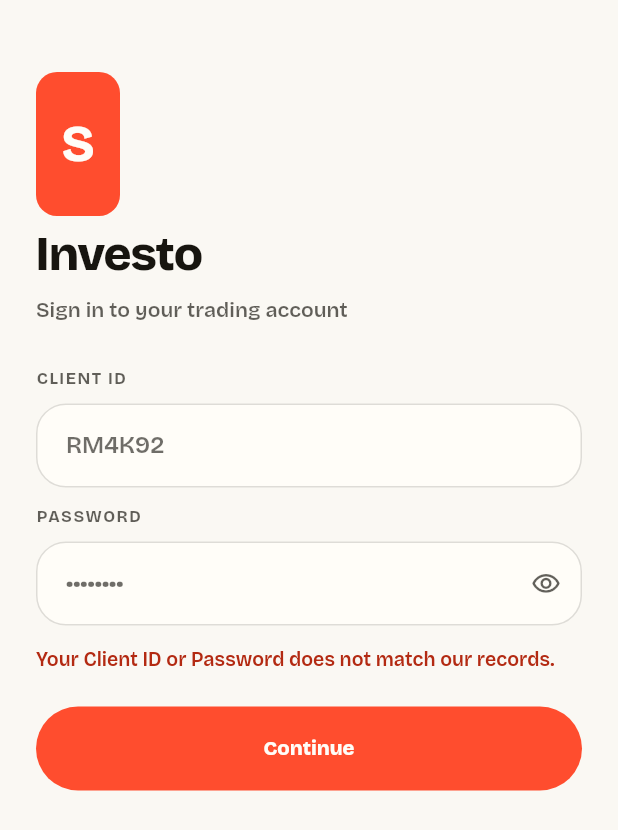
After one commit to Anku18/roarathon_4.0, a Flutter app: the screen it shows after launch, after a tap on "Continue", on a phone screen of 412 x 824 dp. The commit adds this screen. Shown: the top 830 px of the screen. Run offline on Flutter 3.47's test engine with Material 3 defaults, Android fonts, the phone set to English and light mode, and no system bars; our stand-ins replace firebase_core, firebase_messaging, flutter_local_notifications, google_fonts, shared_preferences; accounts and stored records are empty.

Commit message:
chore : add safearea

```diff
--- a/lib/main.dart
+++ b/lib/main.dart
@@ -1,6 +1,7 @@
 import 'package:firebase_core/firebase_core.dart';
 import 'package:firebase_messaging/firebase_messaging.dart';
 import 'package:flutter/material.dart';
+import 'package:flutter/services.dart';
 import 'package:google_fonts/google_fonts.dart';
 import 'package:shared_preferences/shared_preferences.dart';
 
@@ -15,6 +16,15 @@ import 'widgets/phone_shell.dart';
 
 Future<void> main() async {
   WidgetsFlutterBinding.ensureInitialized();
+
+  await SystemChrome.setEnabledSystemUIMode(SystemUiMode.edgeToEdge);
+  SystemChrome.setSystemUIOverlayStyle(const SystemUiOverlayStyle(
+    statusBarColor: Colors.transparent,
+    statusBarIconBrightness: Brightness.dark,
+    systemNavigationBarColor: Colors.transparent,
+    systemNavigationBarIconBrightness: Brightness.dark,
+    systemNavigationBarDividerColor: Colors.transparent,
+  ));
 
   // Initialise Firebase
   await Firebase.initializeApp();
@@ -45,7 +55,19 @@ class SharekhanApp extends StatelessWidget {
         title: 'Sharekhan Rewards',
         debugShowCheckedModeBanner: false,
         theme: AppTheme.light(),
-        builder: (context, child) => PhoneShell(child: child ?? const SizedBox.shrink()),
+        builder: (context, child) {
+          final mq = MediaQuery.of(context);
+          final padding = EdgeInsets.only(
+            top: mq.padding.top > 0 ? mq.padding.top : mq.viewPadding.top,
+            bottom: mq.padding.bottom > 0 ? mq.padding.bottom : mq.viewPadding.bottom,
+            left: mq.padding.left > 0 ? mq.padding.left : mq.viewPadding.left,
+            right: mq.padding.right > 0 ? mq.padding.right : mq.viewPadding.right,
+          );
+          return MediaQuery(
+            data: mq.copyWith(padding: padding),
+            child: PhoneShell(child: child ?? const SizedBox.shrink()),
+          );
+        },
         home: const _AuthGate(),
       ),
     );
--- a/lib/screens/login_screen.dart
+++ b/lib/screens/login_screen.dart
@@ -1,10 +1,10 @@
 import 'package:flutter/material.dart';
 
-import '../data/dummy/dummy.dart';
 import '../state/app_scope.dart';
 import '../theme/app_colors.dart';
 import '../theme/app_radii.dart';
 import '../theme/app_theme.dart';
+import '../widgets/app_safe_area.dart';
 import '../widgets/paper.dart';
 
 class LoginScreen extends StatefulWidget {
@@ -45,10 +45,10 @@ class _LoginScreenState extends State<LoginScreen> {
 
   @override
   Widget build(BuildContext context) {
-    final top = MediaQuery.paddingOf(context).top;
     return Scaffold(
-      body: SingleChildScrollView(
-        padding: EdgeInsets.fromLTRB(24, top + 48, 24, 40),
+      body: AppSafeArea(
+        child: SingleChildScrollView(
+          padding: const EdgeInsets.fromLTRB(24, 48, 24, 40),
         child: Column(
           crossAxisAlignment: CrossAxisAlignment.start,
           children: [
@@ -147,6 +147,7 @@ class _LoginScreenState extends State<LoginScreen> {
             // ),
           ],
         ),
+        ),
       ),
     );
   }
--- a/lib/screens/notifications_screen.dart
+++ b/lib/screens/notifications_screen.dart
@@ -5,6 +5,7 @@ import '../services/notification_service.dart';
 import '../state/app_scope.dart';
 import '../theme/app_colors.dart';
 import '../theme/app_theme.dart';
+import '../widgets/app_safe_area.dart';
 
 /// Opens as a modal bottom sheet.
 void showNotificationsSheet(BuildContext context) {
@@ -36,7 +37,9 @@ class _NotificationsSheet extends StatelessWidget {
       snap: true,
       snapSizes: const [0.4, 0.72, 0.92],
       builder: (context, scrollController) {
-        return Container(
+        return AppSafeArea(
+          top: false,
+          child: Container(
           decoration: const BoxDecoration(
             color: AppColors.cream,
             borderRadius: BorderRadius.vertical(top: Radius.circular(28)),
@@ -169,6 +172,7 @@ class _NotificationsSheet extends StatelessWidget {
                       ),
               ),
             ],
+          ),
           ),
         );
       },
--- /dev/null
+++ b/lib/widgets/app_safe_area.dart
@@ -0,0 +1,64 @@
+import 'dart:math' as math;
+
+import 'package:flutter/material.dart';
+
+/// Insets content away from status bar, nav bar, and display cutouts.
+///
+/// On Android 15+ edge-to-edge, [MediaQuery.padding] can be zero while
+/// [MediaQuery.viewPadding] still holds the system insets. This uses the
+/// larger of the two so screens never draw under the system UI.
+class AppSafeArea extends StatelessWidget {
+  const AppSafeArea({
+    super.key,
+    required this.child,
+    this.top = true,
+    this.bottom = true,
+    this.left = true,
+    this.right = true,
+  });
+
+  final Widget child;
+  final bool top;
+  final bool bottom;
+  final bool left;
+  final bool right;
+
+  static EdgeInsets insetsOf(
+    BuildContext context, {
+    bool top = true,
+    bool bottom = true,
+    bool left = true,
+    bool right = true,
+  }) {
+    final data = MediaQuery.of(context);
+    final padding = data.padding;
+    final view = data.viewPadding;
+    return EdgeInsets.only(
+      top: top ? math.max(padding.top, view.top) : 0,
+      bottom: bottom ? math.max(padding.bottom, view.bottom) : 0,
+      left: left ? math.max(padding.left, view.left) : 0,
+      right: right ? math.max(padding.right, view.right) : 0,
+    );
+  }
+
+  @override
+  Widget build(BuildContext context) {
+    return Padding(
+      padding: insetsOf(
+        context,
+        top: top,
+        bottom: bottom,
+        left: left,
+        right: right,
+      ),
+      child: MediaQuery.removePadding(
+        context: context,
+        removeTop: top,
+        removeBottom: bottom,
+        removeLeft: left,
+        removeRight: right,
+        child: child,
+      ),
+    );
+  }
+}
--- a/lib/widgets/paper.dart
+++ b/lib/widgets/paper.dart
@@ -240,9 +240,8 @@ class ScreenPad extends StatelessWidget {
 
   @override
   Widget build(BuildContext context) {
-    final top = MediaQuery.paddingOf(context).top;
     return SingleChildScrollView(
-      padding: EdgeInsets.fromLTRB(16, top + 8, 16, bottom),
+      padding: EdgeInsets.fromLTRB(16, 8, 16, bottom),
       child: child,
     );
   }
```
Also changed, not shown: lib/screens/app_shell.dart (+5 -3 lines), lib/screens/ask_sher_screen.dart (+6 -3 lines), 4 other files.
